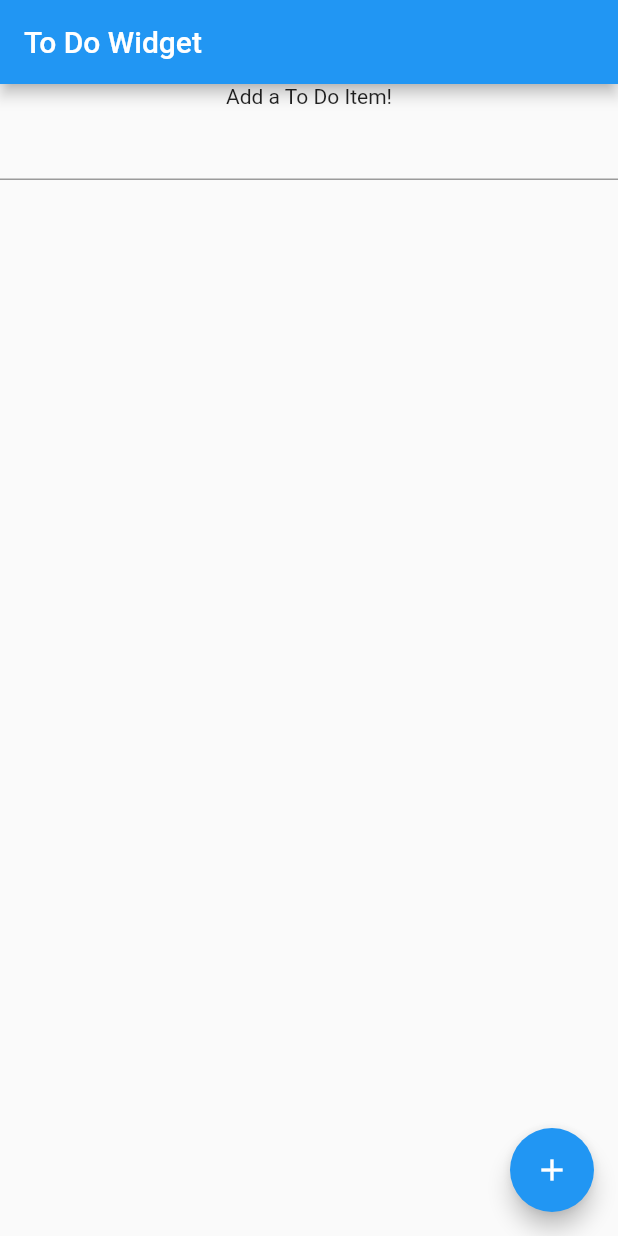
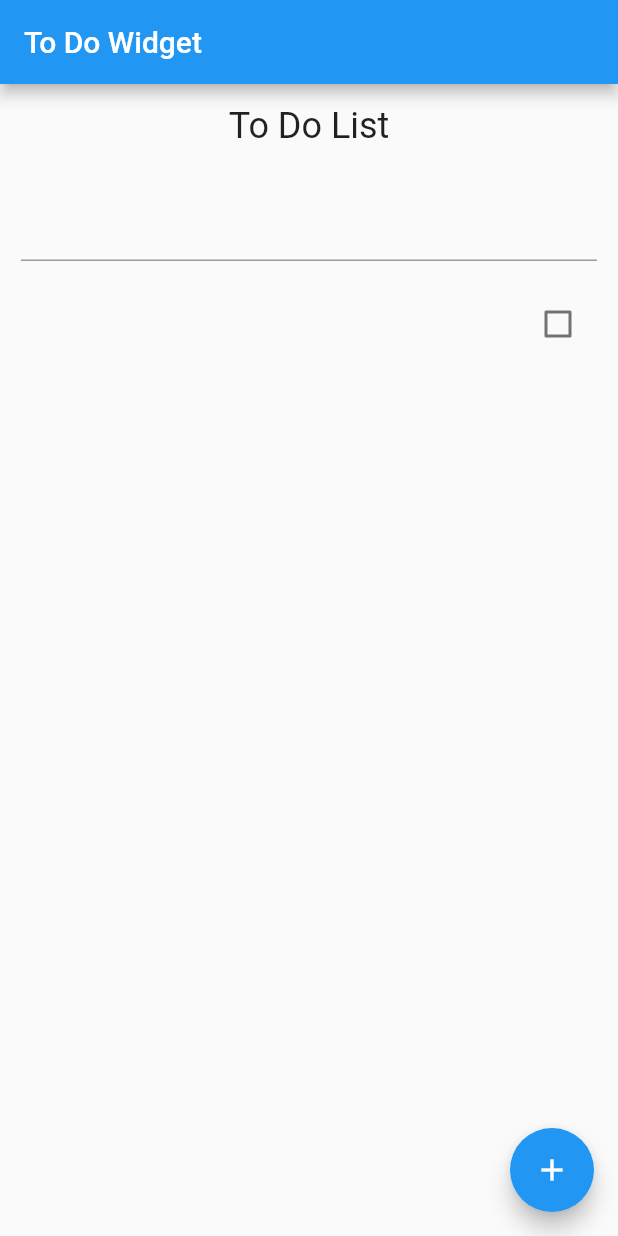
Before and after one commit to ChaseH88/Flutter-To-Do-App, a Flutter app: the screen it shows after launch, after a tap on the "add" icon, on a phone screen of 412 x 824 dp. Run offline on Flutter 3.47's test engine with Material 2 defaults, Android fonts, the phone set to English and light mode, and no system bars.

Commit message:
updating to do list widget to handle completion toggle

```diff
--- a/lib/main.dart
+++ b/lib/main.dart
@@ -33,6 +33,19 @@ class _ToDoWidgetState extends State<ToDoWidget> {
     });
   }
 
+  void removeToDoItem(String key) {
+    setState(() {
+      toDoArr.removeWhere((item) => item['key'] == key);
+    });
+  }
+
+  void markToDoItemComplete(String key) {
+    setState(() {
+      var item = toDoArr.firstWhere((item) => item['key'] == key);
+      item['isComplete'] = !item['isComplete'];
+    });
+  }
+
   void handleSubmit() {
     addToDoItem(taskInput);
   }
@@ -47,22 +60,43 @@ class _ToDoWidgetState extends State<ToDoWidget> {
         child: Column(
           mainAxisAlignment: MainAxisAlignment.center,
           children: <Widget>[
-            Text(
-              'Add a To Do Item!',
+            Padding(
+              padding: const EdgeInsets.all(14),
+              child: Text(
+                'To Do List',
+                style: TextStyle(
+                  fontSize: 24,
+                ),
+              ),
             ),
-            TextField(
-              onChanged: (value) {
-                setState(() {
-                  taskInput = value;
-                });
-              },
-            ),
+            Padding(
+                padding: const EdgeInsets.all(14),
+                child: TextField(
+                  onChanged: (value) {
+                    setState(() {
+                      taskInput = value;
+                    });
+                  },
+                )),
             Expanded(
               child: ListView.builder(
                 itemCount: toDoArr.length,
                 itemBuilder: (context, index) {
                   return ListTile(
-                    title: Text(toDoArr[index]['task']),
+                    title: toDoArr[index]['isComplete']
+                        ? Text(
+                            toDoArr[index]['task'],
+                            style: TextStyle(
+                              decoration: TextDecoration.lineThrough,
+                            ),
+                          )
+                        : Text(toDoArr[index]['task']),
+                    trailing: Checkbox(
+                      value: toDoArr[index]['isComplete'],
+                      onChanged: (value) {
+                        markToDoItemComplete(toDoArr[index]['key']);
+                      },
+                    ),
                   );
                 },
               ),
```
